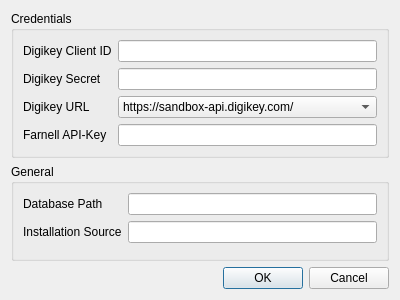
This is settingswindow.ui in ArnePhotonics/EpartStocker as Qt 5 draws it before an edit. The edited form follows.
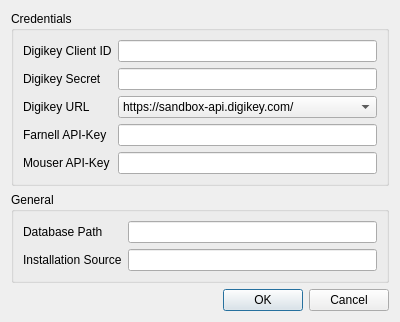
This is the edited form.

Commit message: now with mouser support and more digikey debugging

```diff
--- a/settingswindow.ui
+++ b/settingswindow.ui
@@ -7,7 +7,7 @@
     <x>0</x>
     <y>0</y>
     <width>400</width>
-    <height>300</height>
+    <height>308</height>
    </rect>
   </property>
   <property name="windowTitle">
@@ -73,6 +73,16 @@
         <item row="3" column="1">
          <widget class="QLineEdit" name="farnellAPIKeyLineEdit"/>
         </item>
+        <item row="4" column="0">
+         <widget class="QLabel" name="label">
+          <property name="text">
+           <string>Mouser API-Key</string>
+          </property>
+         </widget>
+        </item>
+        <item row="4" column="1">
+         <widget class="QLineEdit" name="mouserAPIKeyLineEdit"/>
+        </item>
        </layout>
       </item>
      </layout>
```
The commit also changes 12 other files.
